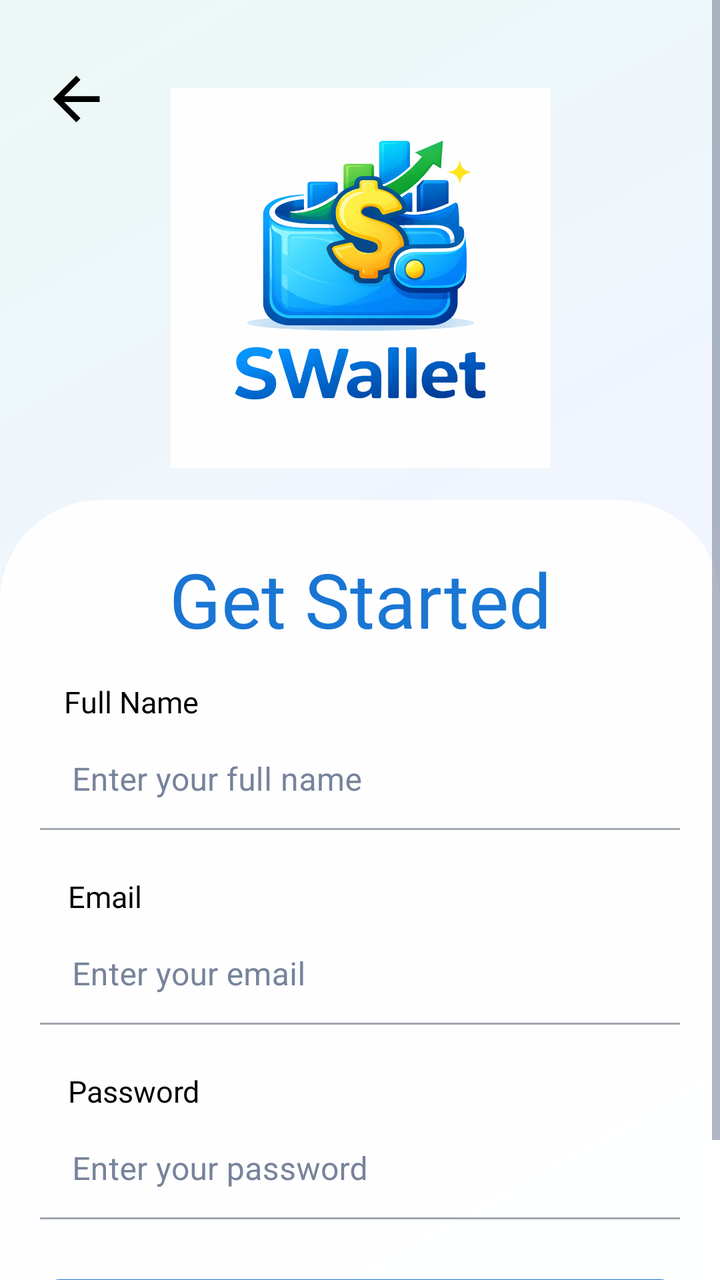
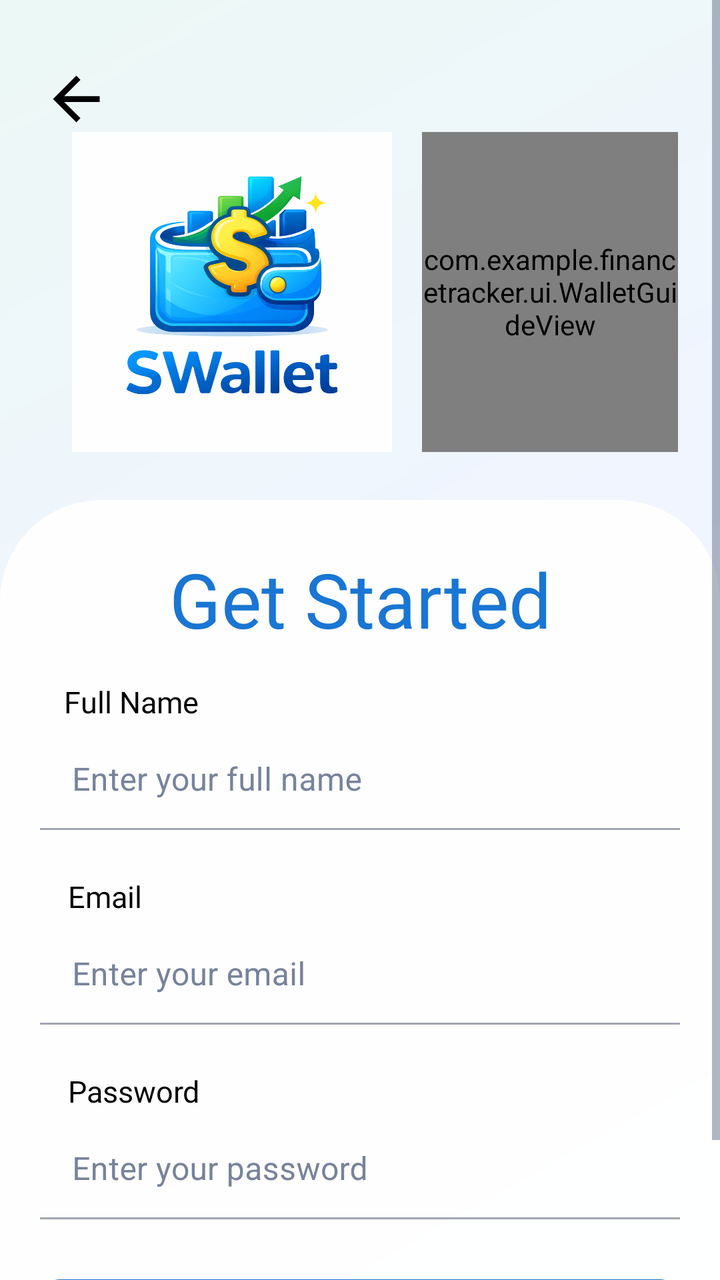

The first picture is an Android layout as it rendered before a commit; the second is the same layout after the commit. The layout source and the unified diff follow.
<!-- AndroidManifest.xml: application theme Theme.FinanceTracker -->
<!-- res/layout/activity_signup.xml -->
<?xml version="1.0" encoding="utf-8"?>
<ScrollView
    xmlns:android="http://schemas.android.com/apk/res/android"
    xmlns:app="http://schemas.android.com/apk/res-auto"
    xmlns:tools="http://schemas.android.com/tools"
    android:layout_width="match_parent"
    android:layout_height="match_parent"
    android:fillViewport="true"
    android:background="@drawable/app_background_gradient"
    tools:context=".activities.SignupActivity">

    <LinearLayout
        android:layout_width="match_parent"
        android:layout_height="wrap_content"
        android:orientation="vertical">

    
    <androidx.constraintlayout.widget.ConstraintLayout
        android:id="@+id/signup_top_section"
        android:layout_width="match_parent"
        android:layout_height="250dp">

        <ImageView
            android:id="@+id/logoImage"
            android:layout_width="335dp"
            android:layout_height="190dp"
            android:contentDescription="App Logo"
            android:src="@drawable/swallet_logo"
            app:layout_constraintBottom_toBottomOf="parent"
            app:layout_constraintEnd_toEndOf="parent"
            app:layout_constraintStart_toStartOf="parent"
            app:layout_constraintTop_toTopOf="parent"
            app:layout_constraintVertical_bias="0.733" />

        <ImageView
            android:id="@+id/backArrow"
            android:layout_width="44dp"
            android:layout_height="35dp"
            android:layout_marginStart="16dp"
            android:layout_marginTop="32dp"
            android:contentDescription="Back"
            android:src="@drawable/ic_back_arrow"
            app:layout_constraintStart_toStartOf="parent"
            app:layout_constraintTop_toTopOf="parent" />
    </androidx.constraintlayout.widget.ConstraintLayout>

    
    <androidx.constraintlayout.widget.ConstraintLayout
        android:id="@+id/signup_bottom_section"
        android:layout_width="match_parent"
        android:layout_height="wrap_content"
        android:paddingEnd="0dp"
        android:layout_weight="1"
        android:background="@drawable/screen_bg"
        android:paddingBottom="24dp">

            <TextView
                android:id="@+id/signup_heading"
                android:layout_width="wrap_content"
                android:layout_height="wrap_content"
                android:layout_marginTop="24dp"
                android:fontFamily="@font/archivo_bold"
                android:text="@string/start"
                android:textColor="#1976D3"
                android:textSize="38sp"
                app:layout_constraintTop_toTopOf="parent"
                app:layout_constraintStart_toStartOf="parent"
                app:layout_constraintEnd_toEndOf="parent" />

            <TextView
                android:id="@+id/fullname_label"
                android:layout_width="wrap_content"
                android:layout_height="wrap_content"
                android:layout_marginStart="32dp"
                android:layout_marginTop="16dp"
                android:fontFamily="@font/inter_semibold"
                android:text="@string/full_name"
                android:textColor="@color/black"
                android:textSize="15sp"
                app:layout_constraintStart_toStartOf="parent"
                app:layout_constraintTop_toBottomOf="@id/signup_heading" />

            <com.google.android.material.textfield.TextInputLayout
                android:id="@+id/fullname_input_layout"
                android:layout_width="320dp"
                android:layout_height="56dp"
                android:layout_marginTop="4dp"
                app:layout_constraintStart_toStartOf="parent"
                app:layout_constraintEnd_toEndOf="parent"
                app:layout_constraintTop_toBottomOf="@id/fullname_label"
                android:layout_marginStart="24dp"
                android:layout_marginEnd="24dp"
                android:textColorHint="@color/light_gray">

                <com.google.android.material.textfield.TextInputEditText
                    android:id="@+id/fullname_input"
                    android:layout_width="match_parent"
                    android:layout_height="50dp"
                    android:hint="@string/full_name_hint"
                    android:background="@color/transparent"
                    android:textColor="@color/black"
                    android:paddingTop="25dp"
                    android:paddingBottom="3dp"/>
            </com.google.android.material.textfield.TextInputLayout>

            <TextView
                android:id="@+id/email_label"
                android:layout_width="wrap_content"
                android:layout_height="wrap_content"
                android:layout_marginStart="34dp"
                android:layout_marginTop="17dp"
                android:fontFamily="@font/inter_semibold"
                android:text="@string/email"
                android:textColor="@color/black"
                android:textSize="15sp"
                app:layout_constraintStart_toStartOf="parent"
                app:layout_constraintTop_toBottomOf="@id/fullname_input_layout" />

            <com.google.android.material.textfield.TextInputLayout
                android:id="@+id/email_input_layout"
                android:layout_width="320dp"
                android:layout_height="56dp"
                android:layout_marginTop="4dp"
                android:layout_marginStart="24dp"
                android:layout_marginEnd="24dp"
                android:textColorHint="@color/light_gray"
                app:layout_constraintTop_toBottomOf="@id/email_label"
                app:layout_constraintStart_toStartOf="parent"
                app:layout_constraintEnd_toEndOf="parent">

                <com.google.android.material.textfield.TextInputEditText
                    android:id="@+id/email_input"
                    android:layout_width="match_parent"
                    android:layout_height="50dp"
                    android:hint="@string/email_hint"
                    android:background="@color/transparent"
                    android:textColor="@color/black"
                    android:paddingTop="25dp"
                    android:paddingBottom="3dp"/>
            </com.google.android.material.textfield.TextInputLayout>

            <TextView
                android:id="@+id/password_label"
                android:layout_width="wrap_content"
                android:layout_height="wrap_content"
                android:layout_marginStart="34dp"
                android:layout_marginTop="17dp"
                android:fontFamily="@font/inter_semibold"
                android:text="@string/password"
                android:textColor="@color/black"
                android:textSize="15sp"
                app:layout_constraintStart_toStartOf="parent"
                app:layout_constraintTop_toBottomOf="@id/email_input_layout" />

            <com.google.android.material.textfield.TextInputLayout
                android:id="@+id/password_input_layout"
                android:layout_width="320dp"
                android:layout_height="56dp"
                android:layout_marginTop="4dp"
                android:layout_marginStart="24dp"
                android:layout_marginEnd="24dp"
                android:textColorHint="@color/light_gray"
                app:layout_constraintTop_toBottomOf="@id/password_label"
                app:layout_constraintStart_toStartOf="parent"
                app:layout_constraintEnd_toEndOf="parent">

                <com.google.android.material.textfield.TextInputEditText
                    android:id="@+id/password_input"
                    android:layout_width="match_parent"
                    android:layout_height="50dp"
                    android:hint="@string/pass_hint"
                    android:background="@color/transparent"
                    android:textColor="@color/black"
                    android:paddingTop="25dp"
                    android:paddingBottom="3dp"/>
            </com.google.android.material.textfield.TextInputLayout>

            
            <LinearLayout
                android:id="@+id/signup_button"
                android:layout_width="320dp"
                android:layout_height="55dp"
                android:layout_marginTop="24dp"
                android:layout_marginBottom="15dp"
                android:background="@drawable/gradient_button"
                android:gravity="center"
                android:orientation="horizontal"
                android:paddingHorizontal="16dp"
                android:paddingVertical="8dp"
                app:layout_constraintTop_toBottomOf="@id/password_input_layout"
                app:layout_constraintStart_toStartOf="parent"
                app:layout_constraintEnd_toEndOf="parent">

                <TextView
                    android:id="@+id/tv_signup"
                    android:layout_width="wrap_content"
                    android:layout_height="wrap_content"
                    android:fontFamily="@font/archivo_medium"
                    android:gravity="center"
                    android:text="@string/signup"
                    android:textColor="@color/white"
                    android:textSize="20sp"/>
            </LinearLayout>

    </androidx.constraintlayout.widget.ConstraintLayout>

    </LinearLayout>
</ScrollView>
<!-- resources referenced by this layout -->
<resources>
  <color name="black">#FF000000</color>
  <color name="light_gray">#77839A</color>
  <color name="transparent">#00000000</color>
  <color name="white">#FFFFFFFF</color>
  <!-- drawable app_background_gradient (drawable) -->
  <?xml version="1.0" encoding="utf-8"?>
  <shape xmlns:android="http://schemas.android.com/apk/res/android" android:shape="rectangle">
      <gradient
          android:angle="135"
          android:startColor="#F5F7FF"
          android:centerColor="#F0F5FF"
          android:endColor="#ECF8F5" />
  </shape>
  <!-- drawable gradient_button (drawable) -->
  <?xml version="1.0" encoding="utf-8"?>
  <shape xmlns:android="http://schemas.android.com/apk/res/android" android:shape="rectangle">
      <gradient
          android:startColor="#2196F3"
          android:endColor="#1976D2"
          android:angle="90"/>
      <corners android:radius="10dp"/>
  </shape>
  <!-- drawable ic_back_arrow (drawable) -->
  <?xml version="1.0" encoding="utf-8"?>
  <vector xmlns:android="http://schemas.android.com/apk/res/android"
      android:width="24dp"
      android:height="24dp"
      android:viewportWidth="24"
      android:viewportHeight="24">
      <path
          android:fillColor="#000000"
          android:pathData="M20,11H7.83l5.59-5.59L12,4l-8,8 8,8 1.41-1.41L7.83,13H20v-2z" />
  </vector>
  <!-- drawable screen_bg (drawable) -->
  <?xml version="1.0" encoding="utf-8"?>
  <shape xmlns:android="http://schemas.android.com/apk/res/android">
      <solid android:color="@color/glass_surface"/>
      <corners android:topLeftRadius="50dp"
          android:topRightRadius="50dp"/>
      <stroke android:width="1dp" android:color="@color/glass_border" />
  </shape>
  <string name="email">Email</string>
  <string name="email_hint">Enter your email</string>
  <string name="full_name">Full Name</string>
  <string name="full_name_hint">Enter your full name</string>
  <string name="pass_hint">Enter your password</string>
  <string name="password">Password</string>
  <string name="signup">Sign up</string>
  <string name="start">Get Started</string>
  <color name="glass_surface">#F2FFFFFF</color>
  <color name="glass_border">#D9FFFFFF</color>
  <color name="blue_700">#0069E0</color>
  <color name="green_500">#21A68A</color>
  <color name="wallet_surface">#FFFFFF</color>
  <color name="ink_primary">#202B45</color>
  <color name="ink_secondary">#68758B</color>
  <color name="app_background">#F3F6FC</color>
  <color name="blue_500">#1685EE</color>
  <style name="WalletWindowAnimation">
          <item name="android:activityOpenEnterAnimation">@anim/wallet_enter</item>
          <item name="android:activityOpenExitAnimation">@anim/wallet_exit</item>
          <item name="android:activityCloseEnterAnimation">@anim/wallet_enter</item>
          <item name="android:activityCloseExitAnimation">@anim/wallet_exit</item>
      </style>
  <!-- unchanged entries left out for length: 2 -->
</resources>

<!-- the commit's change to res/layout/activity_signup.xml (unified diff, before → after) -->
@@ -22,15 +22,29 @@
 
         <ImageView
             android:id="@+id/logoImage"
-            android:layout_width="335dp"
-            android:layout_height="190dp"
+            android:layout_width="0dp"
+            android:layout_height="160dp"
+            android:layout_marginStart="16dp"
             android:contentDescription="App Logo"
             android:src="@drawable/swallet_logo"
             app:layout_constraintBottom_toBottomOf="parent"
-            app:layout_constraintEnd_toEndOf="parent"
+            app:layout_constraintEnd_toStartOf="@id/signupGuide"
             app:layout_constraintStart_toStartOf="parent"
             app:layout_constraintTop_toTopOf="parent"
+            app:layout_constraintWidth_max="190dp"
+            app:layout_constraintHorizontal_chainStyle="packed"
             app:layout_constraintVertical_bias="0.733" />
+
+        <com.example.financetracker.ui.WalletGuideView
+            android:id="@+id/signupGuide"
+            android:layout_width="128dp"
+            android:layout_height="160dp"
+            android:layout_marginEnd="16dp"
+            android:importantForAccessibility="no"
+            app:layout_constraintStart_toEndOf="@id/logoImage"
+            app:layout_constraintEnd_toEndOf="parent"
+            app:layout_constraintTop_toTopOf="@id/logoImage"
+            app:layout_constraintBottom_toBottomOf="@id/logoImage" />
 
         <ImageView
             android:id="@+id/backArrow"
